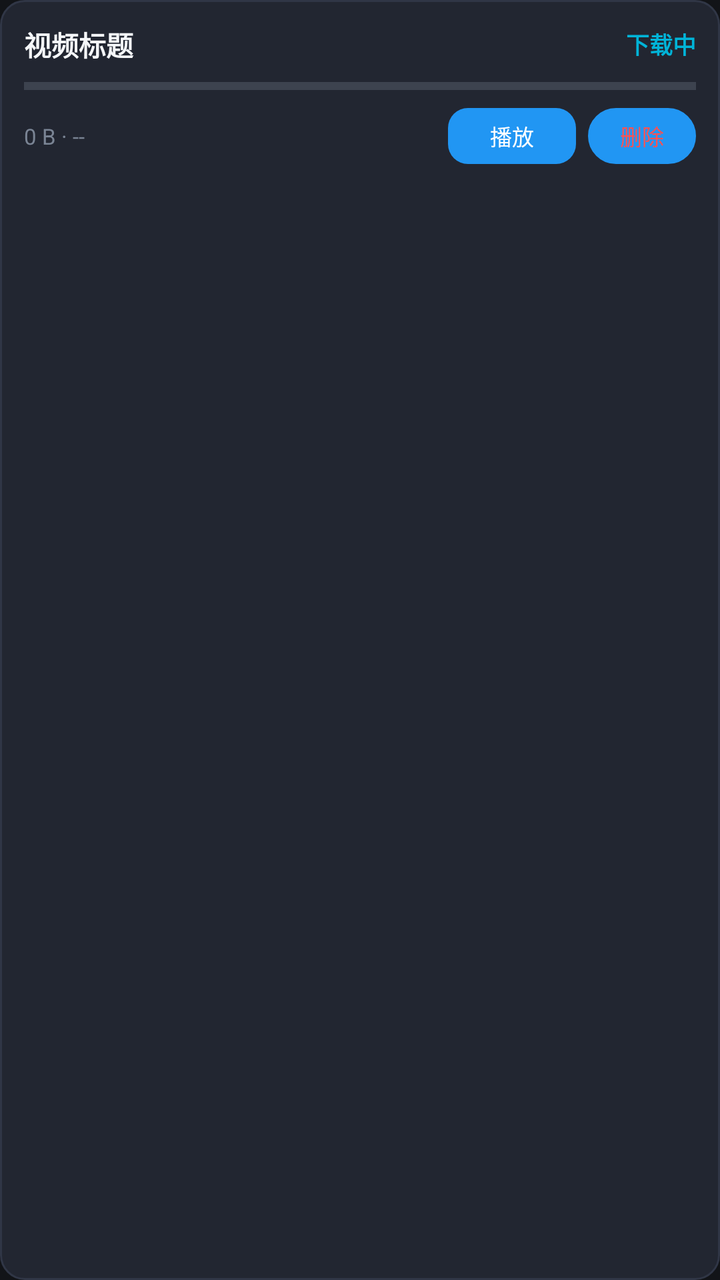
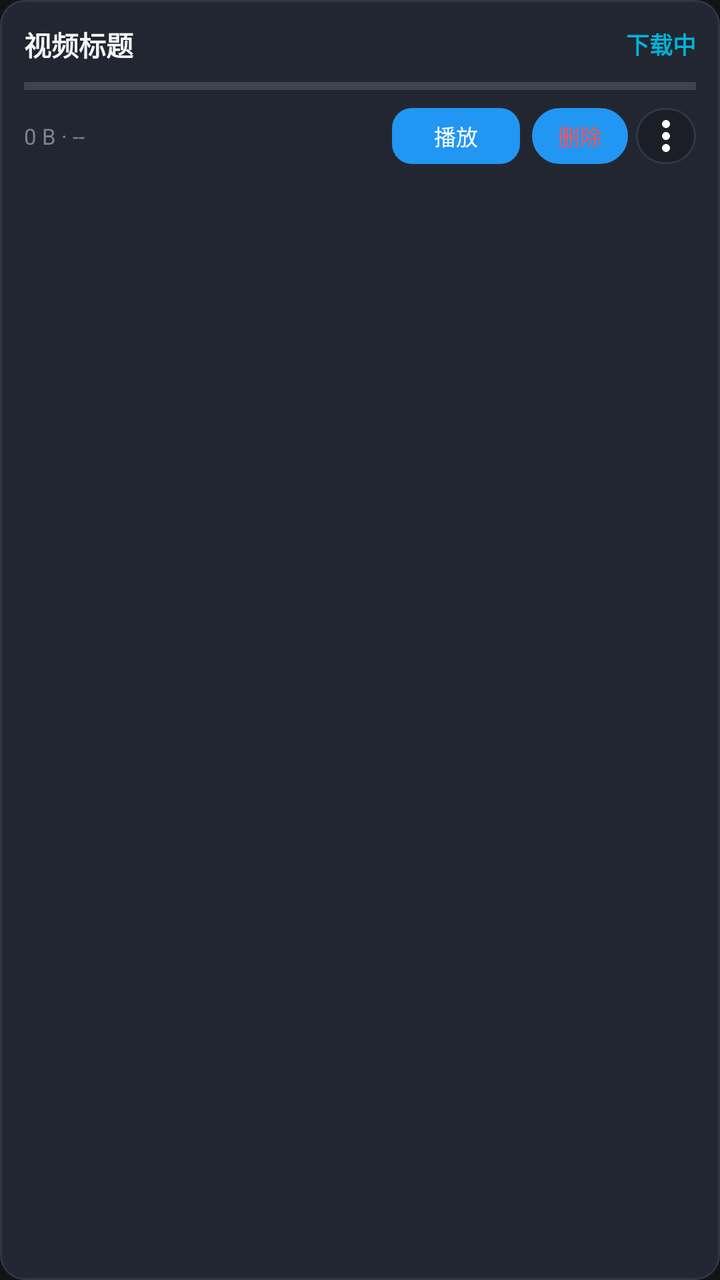

Two renders of the same Android screen: before a commit and after it. Below are the layout's source before the change and the commit's diff.
<!-- AndroidManifest.xml: application theme Theme.StarStream -->
<!-- res/layout/item_download_task.xml -->
<?xml version="1.0" encoding="utf-8"?>
<LinearLayout xmlns:android="http://schemas.android.com/apk/res/android"
    android:layout_width="match_parent"
    android:layout_height="wrap_content"
    android:layout_marginBottom="10dp"
    android:background="@drawable/bg_card"
    android:orientation="vertical"
    android:padding="12dp">

    <LinearLayout
        android:layout_width="match_parent"
        android:layout_height="wrap_content"
        android:gravity="center_vertical"
        android:orientation="horizontal">

        <TextView
            android:id="@+id/tv_task_title"
            android:layout_width="0dp"
            android:layout_height="wrap_content"
            android:layout_weight="1"
            android:ellipsize="end"
            android:maxLines="1"
            android:text="视频标题"
            android:textColor="@color/text_primary"
            android:textSize="13.5sp"
            android:textStyle="bold" />

        <TextView
            android:id="@+id/tv_task_status"
            android:layout_width="wrap_content"
            android:layout_height="wrap_content"
            android:layout_marginStart="8dp"
            android:text="下载中"
            android:textColor="@color/accent_cyan"
            android:textSize="11.5sp"
            android:textStyle="bold" />
    </LinearLayout>

    <ProgressBar
        android:id="@+id/pb_task"
        style="?android:attr/progressBarStyleHorizontal"
        android:layout_width="match_parent"
        android:layout_height="6dp"
        android:layout_marginTop="8dp"
        android:max="100"
        android:progressTint="@color/accent_cyan" />

    <LinearLayout
        android:layout_width="match_parent"
        android:layout_height="wrap_content"
        android:layout_marginTop="8dp"
        android:gravity="center_vertical"
        android:orientation="horizontal">

        <TextView
            android:id="@+id/tv_task_meta"
            android:layout_width="0dp"
            android:layout_height="wrap_content"
            android:layout_weight="1"
            android:text="0 B · --"
            android:textColor="@color/text_muted"
            android:textSize="11sp" />

        <Button
            android:id="@+id/btn_task_preview"
            android:layout_width="70dp"
            android:layout_height="28dp"
            android:layout_marginEnd="6dp"
            android:background="@drawable/bg_pill_series"
            android:padding="0dp"
            android:text="边下边看"
            android:textColor="#FFFFFF"
            android:textSize="11sp"
            android:visibility="gone" />

        <Button
            android:id="@+id/btn_task_action"
            android:layout_width="64dp"
            android:layout_height="28dp"
            android:background="@drawable/bg_btn_primary"
            android:padding="0dp"
            android:text="播放"
            android:textColor="#FFFFFF"
            android:textSize="11sp" />

        <Button
            android:id="@+id/btn_task_del"
            android:layout_width="54dp"
            android:layout_height="28dp"
            android:layout_marginStart="6dp"
            android:background="@drawable/bg_input"
            android:padding="0dp"
            android:text="删除"
            android:textColor="@color/accent_red"
            android:textSize="11sp" />
    </LinearLayout>
</LinearLayout>
<!-- resources referenced by this layout -->
<resources>
  <color name="accent_cyan">#00B4D8</color>
  <color name="accent_red">#FF5252</color>
  <color name="text_muted">#7A8494</color>
  <color name="text_primary">#F5F7FA</color>
  <!-- drawable bg_btn_primary (drawable) -->
  <?xml version="1.0" encoding="utf-8"?>
  <shape xmlns:android="http://schemas.android.com/apk/res/android" android:shape="rectangle">
      <gradient
          android:angle="0"
          android:startColor="#2563EB"
          android:endColor="#4F46E5" />
      <corners android:radius="10dp" />
  </shape>
  <!-- drawable bg_card (drawable) -->
  <?xml version="1.0" encoding="utf-8"?>
  <shape xmlns:android="http://schemas.android.com/apk/res/android" android:shape="rectangle">
      <solid android:color="@color/bg_card" />
      <stroke android:width="1dp" android:color="@color/border_subtle" />
      <corners android:radius="12dp" />
  </shape>
  <!-- drawable bg_input (drawable) -->
  <?xml version="1.0" encoding="utf-8"?>
  <shape xmlns:android="http://schemas.android.com/apk/res/android" android:shape="rectangle">
      <solid android:color="@color/bg_panel" />
      <stroke android:width="1dp" android:color="@color/border_subtle" />
      <corners android:radius="20dp" />
  </shape>
  <!-- drawable bg_pill_series (drawable) -->
  <?xml version="1.0" encoding="utf-8"?>
  <shape xmlns:android="http://schemas.android.com/apk/res/android" android:shape="rectangle">
      <gradient
          android:angle="0"
          android:startColor="#1E293B"
          android:endColor="#312E81" />
      <stroke android:width="1dp" android:color="#8B5CF6" />
      <corners android:radius="20dp" />
  </shape>
  <style name="Theme.StarStream" parent="Theme.Material3.Dark.NoActionBar">
          <item name="colorPrimary">@color/accent_blue</item>
          <item name="colorOnPrimary">#FFFFFF</item>
          <item name="colorPrimaryContainer">@color/nav_indicator</item>
          <item name="colorOnPrimaryContainer">@color/accent_cyan</item>
          <item name="colorSecondary">@color/accent_cyan</item>
          <item name="colorSurface">@color/bg_panel</item>
          <item name="colorSurfaceContainer">@color/bg_card</item>
          <item name="android:windowBackground">@color/bg_main</item>
          <item name="android:statusBarColor">@color/bg_panel</item>
          <item name="android:navigationBarColor">@color/bg_panel</item>
          <item name="android:textColorPrimary">@color/text_primary</item>
          <item name="android:textColorSecondary">@color/text_muted</item>
      </style>
  <color name="bg_card">#222631</color>
  <color name="border_subtle">#303646</color>
  <color name="bg_panel">#1B1E26</color>
  <color name="accent_blue">#2196F3</color>
  <color name="nav_indicator">#1A334D</color>
  <color name="bg_main">#121418</color>
</resources>

<!-- the commit's change to res/layout/item_download_task.xml (unified diff, before → after) -->
@@ -85,7 +85,7 @@
 
         <Button
             android:id="@+id/btn_task_del"
-            android:layout_width="54dp"
+            android:layout_width="48dp"
             android:layout_height="28dp"
             android:layout_marginStart="6dp"
             android:background="@drawable/bg_input"
@@ -93,5 +93,15 @@
             android:text="删除"
             android:textColor="@color/accent_red"
             android:textSize="11sp" />
+
+        <ImageButton
+            android:id="@+id/btn_task_more"
+            android:layout_width="30dp"
+            android:layout_height="28dp"
+            android:layout_marginStart="4dp"
+            android:background="@drawable/bg_input"
+            android:contentDescription="更多操作"
+            android:padding="4dp"
+            android:src="@drawable/ic_more_vert" />
     </LinearLayout>
 </LinearLayout>
<!-- resource entries referenced after the edit -->
@@ -37,6 +37,17 @@
       <stroke android:width="1dp" android:color="#8B5CF6" />
       <corners android:radius="20dp" />
   </shape>
+  <!-- drawable ic_more_vert (drawable) -->
+  <?xml version="1.0" encoding="utf-8"?>
+  <vector xmlns:android="http://schemas.android.com/apk/res/android"
+      android:width="24dp"
+      android:height="24dp"
+      android:viewportWidth="24"
+      android:viewportHeight="24">
+      <path
+          android:fillColor="#FFFFFF"
+          android:pathData="M12,8c1.1,0 2,-0.9 2,-2s-0.9,-2 -2,-2 -2,0.9 -2,2 0.9,2 2,2zm0,2c-1.1,0 -2,0.9 -2,2s0.9,2 2,2 2,-0.9 2,-2 -0.9,-2 -2,-2zm0,6c-1.1,0 -2,0.9 -2,2s0.9,2 2,2 2,-0.9 2,-2 -0.9,-2 -2,-2z" />
+  </vector>
   <style name="Theme.StarStream" parent="Theme.Material3.Dark.NoActionBar">
           <item name="colorPrimary">@color/accent_blue</item>
           <item name="colorOnPrimary">#FFFFFF</item>
